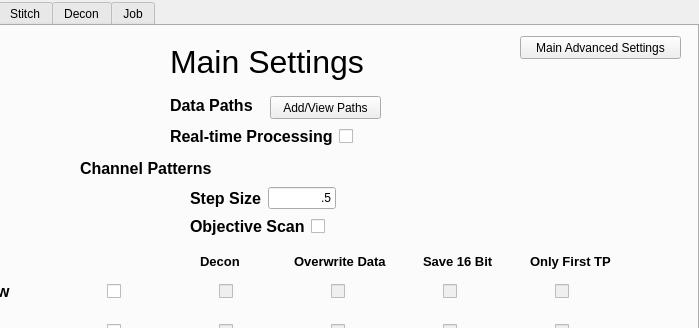
First picture: the form in mainwindow.ui, repository abcucberkeley/PetaKit5D-GUI, before the edit; both pictures show x 102 to 801 and y 0 to 328 of the 801 by 600 pixel window.
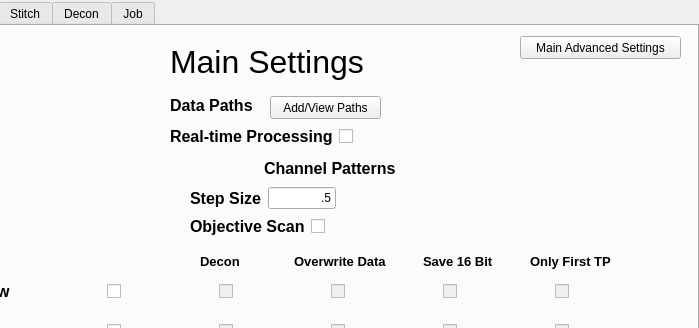
Second picture: the form after the edit.

Commit message: Automatically read channel patterns and logic fixes

Patch:
```diff
--- a/mainwindow.ui
+++ b/mainwindow.ui
@@ -246,15 +246,21 @@
      <widget class="QWidget" name="layoutWidget">
       <property name="geometry">
        <rect>
-        <x>180</x>
+        <x>160</x>
         <y>130</y>
-        <width>501</width>
+        <width>571</width>
         <height>25</height>
        </rect>
       </property>
       <layout class="QHBoxLayout" name="horizontalLayout_4">
        <item>
         <widget class="QLabel" name="channelPatternsLabel">
+         <property name="sizePolicy">
+          <sizepolicy hsizetype="Maximum" vsizetype="Maximum">
+           <horstretch>0</horstretch>
+           <verstretch>0</verstretch>
+          </sizepolicy>
+         </property>
          <property name="font">
           <font>
            <pointsize>12</pointsize>
```
The commit also changes 2 other files.
